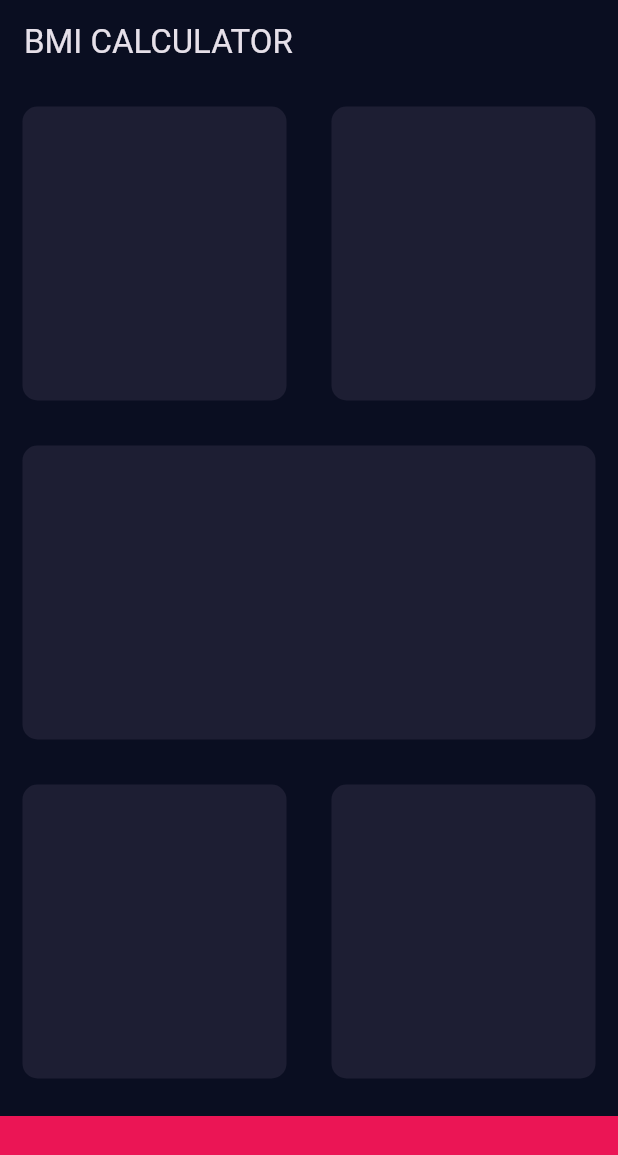
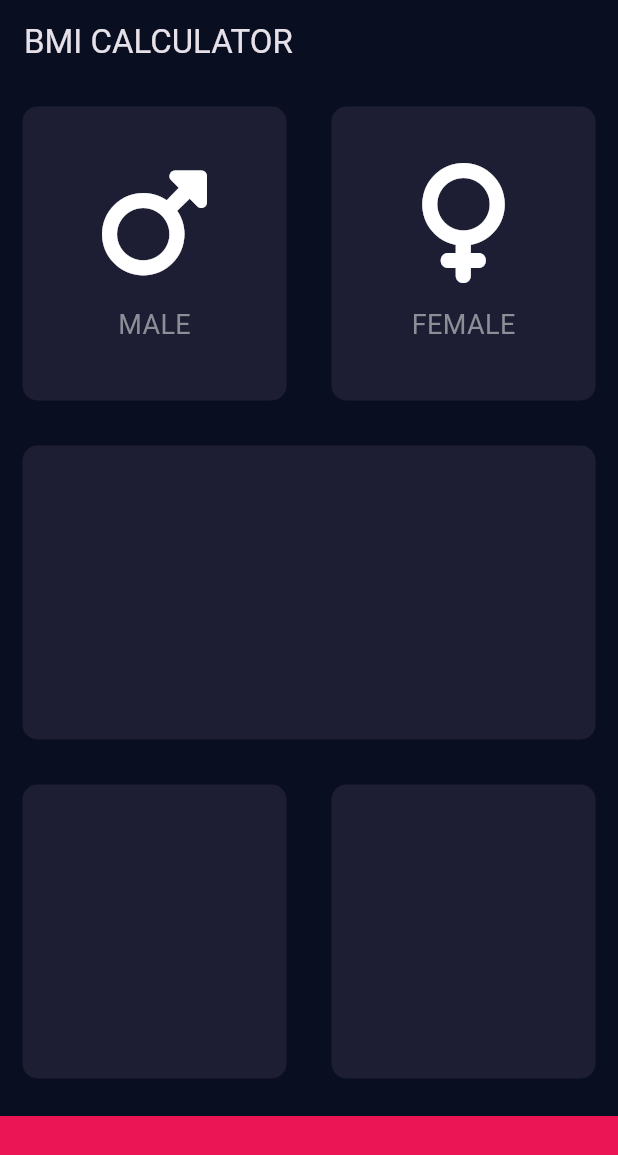
Before and after one commit to WinHtunOo29/BMI-Calculator, a Flutter app: the screen it shows after launch, on a phone screen of 412 x 824 dp. Shown: the top 1155 px of the screen. Run offline on Flutter 3.47's test engine with Material 3 defaults, Android fonts, the phone set to English and light mode, and no system bars; our stand-ins replace font_awesome_flutter.

Commit message:
add icon and label for gender

```diff
--- a/bmi_calculator/lib/helpers/app_colors.dart
+++ b/bmi_calculator/lib/helpers/app_colors.dart
@@ -8,4 +8,8 @@ class AppColors {
   Color bottomContainerBgColor() {
     return const Color(0xFFEB1555);
   }
+
+  Color textColor() {
+    return const Color(0xFF8D8E98);
+  }
 }
--- a/bmi_calculator/lib/main.dart
+++ b/bmi_calculator/lib/main.dart
@@ -1,5 +1,5 @@
 import 'package:flutter/material.dart';
-import 'input_page.dart';
+import 'views/input_page.dart';
 
 void main() => runApp(const BMICalculator());
 
--- /dev/null
+++ b/bmi_calculator/lib/reusable_widgets/icon_content.dart
@@ -0,0 +1,36 @@
+import 'package:bmi_calculator/views/input_page.dart';
+import 'package:flutter/material.dart';
+
+var labelTextStyle = TextStyle(
+  fontSize: 18.0,
+  color: appColors.textColor(),
+);
+
+class IconContent extends StatelessWidget {
+  final IconData? icon;
+  final String? label;
+
+  const IconContent({
+    super.key, this.label, this.icon,
+  });
+
+  @override
+  Widget build(BuildContext context) {
+    return Column(
+      mainAxisAlignment: MainAxisAlignment.center,
+      children: [
+        Icon(
+          icon,
+          size: 80.0,
+        ),
+        const Padding(
+          padding: EdgeInsets.only(top: 7.5, bottom: 7.5),
+        ),
+        Text(
+          label ?? "",
+          style: labelTextStyle,
+        )
+      ],
+    );
+  }
+}
--- a/bmi_calculator/lib/reusable_widgets/resuable_card.dart
+++ b/bmi_calculator/lib/reusable_widgets/resuable_card.dart
@@ -1,9 +1,10 @@
 import 'package:flutter/material.dart';
 
 class ResuableCard extends StatelessWidget {
-  final Color colour;
+  final Color? colour;
+  final Widget? cardChild;
 
-  const ResuableCard({super.key, required this.colour});
+  const ResuableCard({super.key, this.colour, this.cardChild});
 
   @override
   Widget build(BuildContext context) {
@@ -13,6 +14,7 @@ class ResuableCard extends StatelessWidget {
         color: colour,
         borderRadius: BorderRadius.circular(10.0),
       ),
+      child: cardChild,
     );
   }
 }
--- a/bmi_calculator/lib/input_page.dart
+++ b/bmi_calculator/lib/views/input_page.dart
@@ -1,6 +1,8 @@
 import 'package:bmi_calculator/helpers/app_colors.dart';
+import 'package:bmi_calculator/reusable_widgets/icon_content.dart';
 import 'package:flutter/material.dart';
-import 'reusable_widgets/resuable_card.dart';
+import 'package:font_awesome_flutter/font_awesome_flutter.dart';
+import '../reusable_widgets/resuable_card.dart';
 
 const bottomContainerHeight = 80.0;
 AppColors appColors = AppColors();
@@ -27,11 +29,19 @@ class _InputPageState extends State<InputPage> {
                 Expanded(
                   child: ResuableCard(
                     colour: appColors.cardBgColor(),
+                    cardChild: const IconContent(
+                      icon: FontAwesomeIcons.mars,
+                      label: 'MALE',
+                    ),
                   )
                 ),
                 Expanded(
                   child: ResuableCard(
                     colour: appColors.cardBgColor(),
+                    cardChild: const IconContent(
+                      icon: FontAwesomeIcons.venus,
+                      label: 'FEMALE',
+                    ),
                   )
                 ),
               ],
```
Also changed, not shown: 1 other file.
